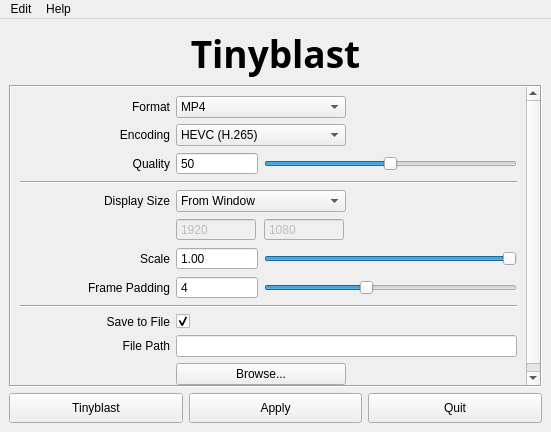
Old version of the form UI/tinyblast_options.ui in the repository jackmchristensen/tinyblast.
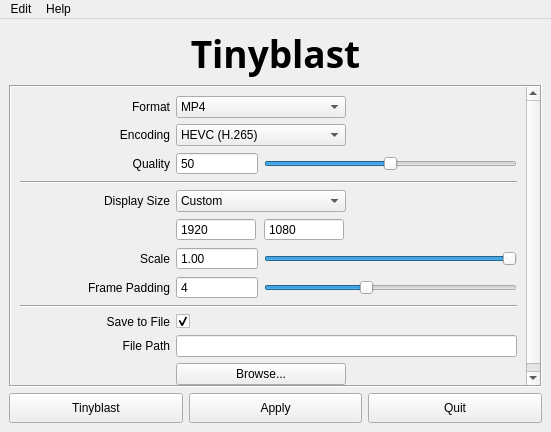
New version of the form.

Commit message: Bitrate works correctly and set/save window size

What changed in the file:
```diff
--- a/UI/tinyblast_options.ui
+++ b/UI/tinyblast_options.ui
@@ -53,7 +53,7 @@
          <x>0</x>
          <y>0</y>
          <width>533</width>
-         <height>295</height>
+         <height>296</height>
         </rect>
        </property>
        <layout class="QVBoxLayout" name="verticalLayout_3">
@@ -120,16 +120,6 @@
               <height>16777215</height>
              </size>
             </property>
-            <item>
-             <property name="text">
-              <string>From Window</string>
-             </property>
-            </item>
-            <item>
-             <property name="text">
-              <string>From Render Settings</string>
-             </property>
-            </item>
             <item>
              <property name="text">
               <string>Custom</string>
@@ -315,7 +305,7 @@
           <item row="5" column="1">
            <widget class="QSpinBox" name="widthSpinBox">
             <property name="enabled">
-             <bool>false</bool>
+             <bool>true</bool>
             </property>
             <property name="maximumSize">
              <size>
@@ -340,7 +330,7 @@
           <item row="5" column="2">
            <widget class="QSpinBox" name="heightSpinBox">
             <property name="enabled">
-             <bool>false</bool>
+             <bool>true</bool>
             </property>
             <property name="maximumSize">
              <size>
```
Left out of the diff: 66 changed lines with no effect on the pictures. The commit also changes 4 other files.
